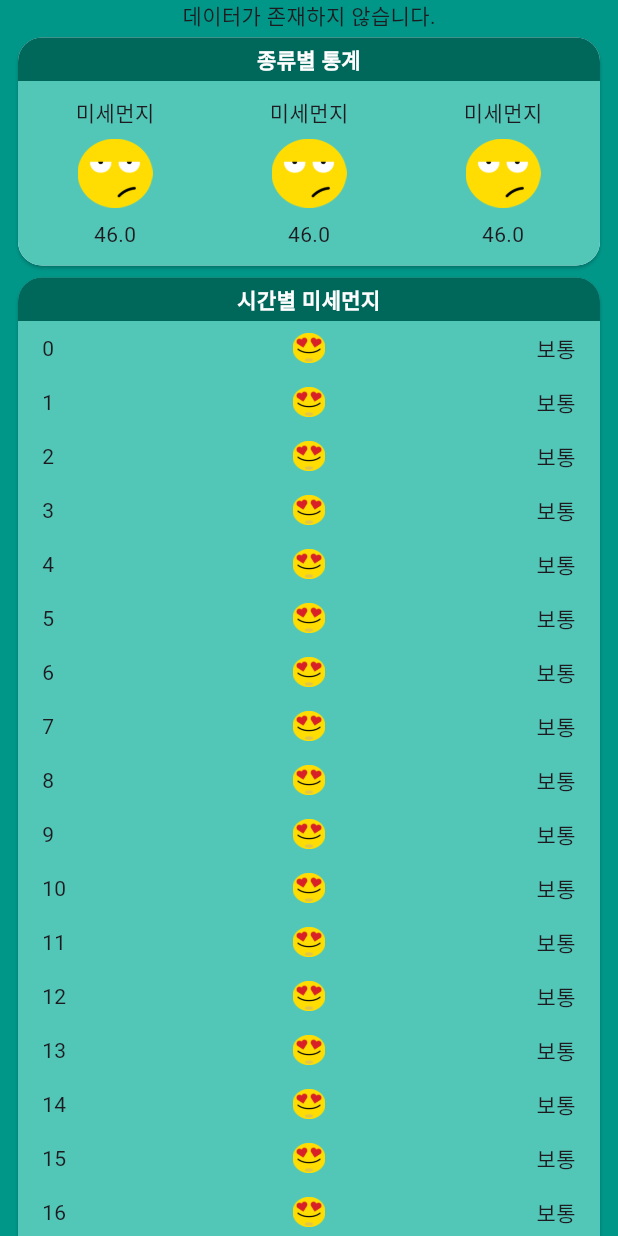
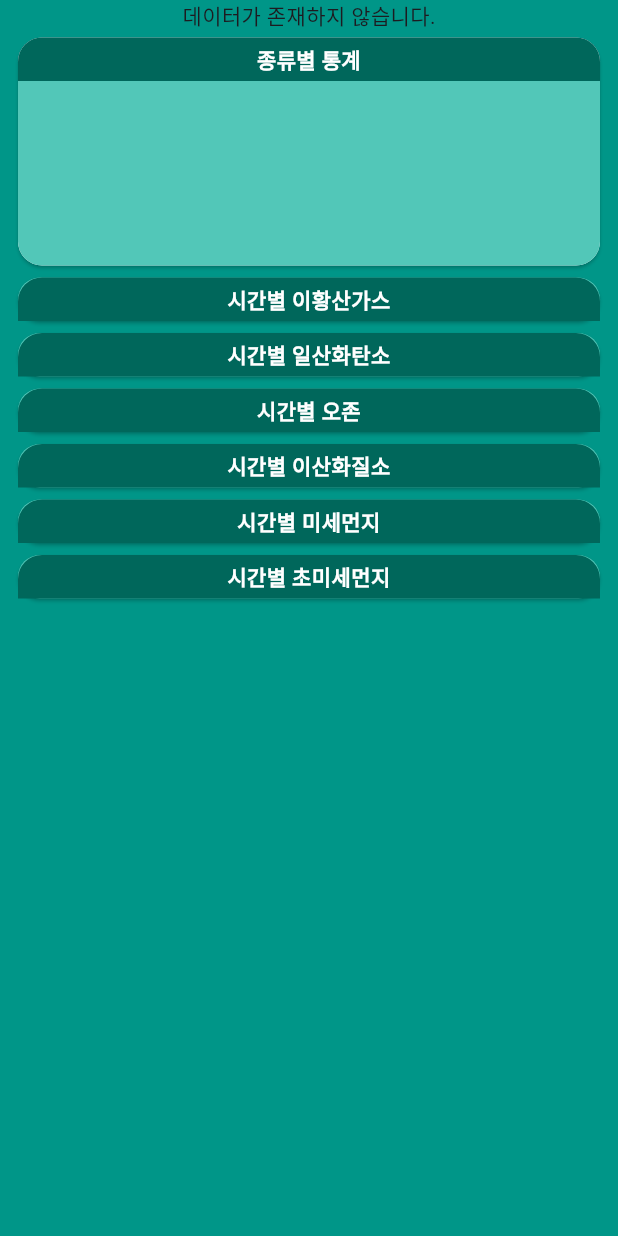
Before and after one commit to DUKE506/Flutter_Codefactory_Practice2, a Flutter app: the screen it shows after launch, on a phone screen of 412 x 824 dp. Run offline on Flutter 3.47's test engine with Material 3 defaults, Android fonts, the phone set to English and light mode, and no system bars; our stand-ins replace dio, get_it, isar; accounts and stored records are empty; generated files the repository leaves out were written again; network calls fail; Roboto replaces fonts that are missing (sunflower).

Commit message:
feat : 개발

```diff
--- a/flutter_codefactory_practice2/lib/components/category_stat.dart
+++ b/flutter_codefactory_practice2/lib/components/category_stat.dart
@@ -1,9 +1,13 @@
 import 'package:flutter/material.dart';
 import 'package:flutter_codefactory_practice2/const/colors.dart';
+import 'package:flutter_codefactory_practice2/models/stat_model.dart';
+import 'package:flutter_codefactory_practice2/utils/status_utils.dart';
+import 'package:get_it/get_it.dart';
+import 'package:isar/isar.dart';
 
 class CategoryStat extends StatelessWidget {
-  final List<int> numbers = List.generate(6, (idx) => idx);
-  CategoryStat({super.key});
+  final Region region;
+  CategoryStat({super.key, required this.region});
 
   @override
   Widget build(BuildContext context) {
@@ -67,40 +71,59 @@ class CategoryStat extends StatelessWidget {
           child: ListView(
             physics: const PageScrollPhysics(),
             scrollDirection: Axis.horizontal,
-            children: List.generate(
-                6,
-                (idx) => _typeStatistics(
-                      constraint,
-                      '미세먼지',
-                      'asset/img/bad.png',
-                      '46.0',
-                    )),
+            children: ItemCode.values
+                .map((e) => _typeStatistics(
+                    constraint, '미세먼지', 'asset/img/bad.png', '46.0', e))
+                .toList(),
           )),
     );
   }
 
   //종류별 통계 상세
-  Widget _typeStatistics(
-      BoxConstraints constraint, String type, String url, String value) {
+  Widget _typeStatistics(BoxConstraints constraint, String type, String url,
+      String value, ItemCode itemCode) {
+    return FutureBuilder(
+        future: GetIt.I<Isar>()
+            .statModels
+            .filter()
+            .regionEqualTo(region)
+            .itemCodeEqualTo(itemCode)
+            .sortByDateTimeDesc()
+            .findFirst(),
+        builder: (context, snapshot) {
+          if (snapshot.hasError) {
+            return Center(
+              child: Text(snapshot.error.toString()),
+            );
+          }
+          if (!snapshot.hasData) {
+            return Center();
+          }
+
+          final statModel = snapshot.data!;
+          final statusModel =
+              StatusUtils.getStatusModelFromStat(model: statModel);
+
           return SizedBox(
             width: constraint.maxWidth / 3,
             child: Column(
               mainAxisAlignment: MainAxisAlignment.center,
               children: [
-          Text(type),
+                Text(itemCode.krName),
                 const SizedBox(
                   height: 8.0,
                 ),
                 Image.asset(
-            url,
+                  statusModel.imgPath,
                   width: 50,
                 ),
                 const SizedBox(
                   height: 8.0,
                 ),
-          Text(value),
+                Text(statModel.stat.toString()),
               ],
             ),
           );
+        });
   }
 }
--- a/flutter_codefactory_practice2/lib/components/hourly_stat.dart
+++ b/flutter_codefactory_practice2/lib/components/hourly_stat.dart
@@ -1,11 +1,43 @@
 import 'package:flutter/material.dart';
 import 'package:flutter_codefactory_practice2/const/colors.dart';
+import 'package:flutter_codefactory_practice2/models/stat_model.dart';
+import 'package:flutter_codefactory_practice2/utils/status_utils.dart';
+import 'package:get_it/get_it.dart';
+import 'package:isar/isar.dart';
 
 class HourlyStat extends StatelessWidget {
-  const HourlyStat({super.key});
+  final Region region;
+  const HourlyStat({
+    super.key,
+    required this.region,
+  });
 
   @override
   Widget build(BuildContext context) {
+    return Column(
+      children: ItemCode.values
+          .map((itemCode) => FutureBuilder(
+              future: GetIt.I<Isar>()
+                  .statModels
+                  .filter()
+                  .regionEqualTo(region)
+                  .itemCodeEqualTo(itemCode)
+                  .sortByDateTimeDesc()
+                  .limit(24)
+                  .findAll(),
+              builder: (context, snapshot) {
+                if (!snapshot.hasData) {
+                  return CircularProgressIndicator();
+                }
+
+                if (snapshot.hasError) {
+                  return Center(
+                    child: Text(snapshot.error.toString()),
+                  );
+                }
+
+                final stats = snapshot.data!;
+
                 return SizedBox(
                   width: double.infinity,
                   child: Padding(
@@ -20,17 +52,22 @@ class HourlyStat extends StatelessWidget {
                       child: Column(
                         crossAxisAlignment: CrossAxisAlignment.stretch,
                         children: [
-              _header(),
-              _content(),
+                          _header(title: itemCode.krName),
+                          _content(statModel: stats),
                         ],
                       ),
                     ),
                   ),
                 );
+              }))
+          .toList(),
+    );
   }
 
   //헤더
-  Widget _header() {
+  Widget _header({
+    required String title,
+  }) {
     return Container(
       decoration: const BoxDecoration(
           color: darkColor,
@@ -38,10 +75,10 @@ class HourlyStat extends StatelessWidget {
             topLeft: Radius.circular(16.0),
             topRight: Radius.circular(16.0),
           )),
-      child: const Padding(
+      child: Padding(
         padding: const EdgeInsets.symmetric(vertical: 4.0),
         child: Text(
-          '시간별 미세먼지',
+          '시간별 ${title}',
           textAlign: TextAlign.center,
           style: TextStyle(color: Colors.white, fontWeight: FontWeight.w700),
         ),
@@ -50,16 +87,25 @@ class HourlyStat extends StatelessWidget {
   }
 
   // 내용
-  Widget _content() {
+  Widget _content({
+    required List<StatModel> statModel,
+  }) {
     return Column(
-      children: List.generate(
-        24,
-        (idx) => _timeLineItem(
-          idx.toString(),
-          'asset/img/best.png',
-          '보통',
-        ),
-      ),
+      children: statModel
+          .map((model) => _timeLineItem(
+                model.dateTime.hour.toString().padLeft(0, '2'),
+                StatusUtils.getStatusModelFromStat(model: model).imgPath,
+                StatusUtils.getStatusModelFromStat(model: model).label,
+              ))
+          .toList(),
+      // children: List.generate(
+      //   24,
+      //   (idx) => _timeLineItem(
+      //     idx.toString(),
+      //     'asset/img/best.png',
+      //     '보통',
+      //   ),
+      // ),
     );
   }
 
@@ -77,7 +123,7 @@ class HourlyStat extends StatelessWidget {
       child: Row(
         children: [
           Expanded(
-            child: Text(time),
+            child: Text('$time시'),
           ),
           Expanded(
             child: Image.asset(
--- a/flutter_codefactory_practice2/lib/components/main_stat.dart
+++ b/flutter_codefactory_practice2/lib/components/main_stat.dart
@@ -1,15 +1,24 @@
-import 'package:flutter/material.dart';
+import 'package:flutter/material.dart' hide DateUtils;
+import 'package:flutter_codefactory_practice2/const/status_level.dart';
 import 'package:flutter_codefactory_practice2/main.dart';
 import 'package:flutter_codefactory_practice2/models/stat_model.dart';
+import 'package:flutter_codefactory_practice2/utils/date_utils.dart';
+import 'package:flutter_codefactory_practice2/utils/status_utils.dart';
 import 'package:get_it/get_it.dart';
 import 'package:isar/isar.dart';
 
 class MainStat extends StatelessWidget {
+  final Region region;
+
   final ts = TextStyle(
     color: Colors.white,
     fontSize: 40.0,
   );
-  MainStat({super.key});
+
+  MainStat({
+    super.key,
+    required this.region,
+  });
 
   @override
   Widget build(BuildContext context) {
@@ -20,8 +29,9 @@ class MainStat extends StatelessWidget {
             future: GetIt.I<Isar>()
                 .statModels
                 .filter()
-                .regionEqualTo(Region.seoul)
+                .regionEqualTo(region)
                 .itemCodeEqualTo(ItemCode.PM10)
+                .sortByDateTimeDesc()
                 .findFirst(),
             builder: (context, snapshot) {
               if (!snapshot.hasData &&
@@ -30,30 +40,34 @@ class MainStat extends StatelessWidget {
                   child: CircularProgressIndicator(),
                 );
               }
+
               if (!snapshot.hasData) {
                 return const Center(
                   child: Text('데이터가 존재하지 않습니다.'),
                 );
               }
 
-              final statModel = snapshot.data;
+              final statModel = snapshot.data!;
+
+              final status =
+                  StatusUtils.getStatusModelFromStat(model: statModel);
 
               return Column(
                 children: [
-                  _location(statModel!.region.KrName),
-                  _date(''),
+                  _location(statModel.region.KrName),
+                  _date(DateUtils.DateTimeToString(date: statModel.dateTime)),
                   SizedBox(
                     height: 20.0,
                   ),
                   _image(
                     context,
-                    'asset/img/good.png',
+                    status.imgPath,
                   ),
                   SizedBox(
                     height: 20.0,
                   ),
-                  _status('보통'),
-                  _comment('나쁘지 않네요!'),
+                  _status(status.label),
+                  _comment(status.comment),
                 ],
               );
             }),
--- /dev/null
+++ b/flutter_codefactory_practice2/lib/const/status_level.dart
@@ -0,0 +1,133 @@
+import 'package:flutter/material.dart';
+import 'package:flutter_codefactory_practice2/models/status_model.dart';
+
+const statusLevels = [
+  StatusModel(
+    level: 0,
+    label: '최고',
+    primaryColor: Color(0xFF2196F3),
+    darkColor: Color(0xFF0069C0),
+    lightColor: Color(0xFF6EC6FF),
+    fontColor: Colors.black,
+    imgPath: 'asset/img/best.png',
+    comment: '우와! 100년에 한번 오는날!',
+    minPM10: 0,
+    minPM25: 0,
+    minO3: 0,
+    minNO2: 0,
+    minCO: 0,
+    minSO2: 0,
+  ),
+  StatusModel(
+    level: 1,
+    label: '좋음',
+    primaryColor: Color(0xFF03a9f4),
+    darkColor: Color(0xFF007ac1),
+    lightColor: Color(0xFF67daff),
+    fontColor: Colors.black,
+    imgPath: 'asset/img/good.png',
+    comment: '공기가 좋아요! 외부활동 해도 좋아요!',
+    minPM10: 16,
+    minPM25: 9,
+    minO3: 0.02,
+    minNO2: 0.02,
+    minCO: 1,
+    minSO2: 0.01,
+  ),
+  StatusModel(
+    level: 2,
+    label: '양호',
+    primaryColor: Color(0xFF00bcd4),
+    darkColor: Color(0xFF008ba3),
+    lightColor: Color(0xFF62efff),
+    fontColor: Colors.black,
+    imgPath: 'asset/img/ok.png',
+    comment: '공기가 좋은 날이예요!',
+    minPM10: 31,
+    minPM25: 16,
+    minO3: 0.03,
+    minNO2: 0.03,
+    minCO: 2,
+    minSO2: 0.02,
+  ),
+  StatusModel(
+    level: 3,
+    label: '보통',
+    primaryColor: Color(0xFF009688),
+    darkColor: Color(0xFF00675b),
+    lightColor: Color(0xFF52c7b8),
+    fontColor: Colors.black,
+    imgPath: 'asset/img/mediocre.png',
+    comment: '나쁘지 않네요!',
+    minPM10: 41,
+    minPM25: 21,
+    minO3: 0.06,
+    minNO2: 0.05,
+    minCO: 5.5,
+    minSO2: 0.04,
+  ),
+  StatusModel(
+    level: 4,
+    label: '나쁨',
+    primaryColor: Color(0xFFffc107),
+    darkColor: Color(0xFFc79100),
+    lightColor: Color(0xFFfff350),
+    fontColor: Colors.black,
+    imgPath: 'asset/img/bad.png',
+    comment: '공기가 안좋아요...',
+    minPM10: 51,
+    minPM25: 26,
+    minO3: 0.09,
+    minNO2: 0.06,
+    minCO: 9,
+    minSO2: 0.05,
+  ),
+  StatusModel(
+    level: 5,
+    label: '상당히 나쁨',
+    primaryColor: Color(0xFFff9800),
+    darkColor: Color(0xFFc66900),
+    lightColor: Color(0xFFffc947),
+    fontColor: Colors.black,
+    imgPath: 'asset/img/very_bad.png',
+    comment: '공기가 나빠요! 외부활동을 자제해주세요!',
+    minPM10: 76,
+    minPM25: 38,
+    minO3: 0.12,
+    minNO2: 0.13,
+    minCO: 12,
+    minSO2: 0.1,
+  ),
+  StatusModel(
+    level: 6,
+    label: '매우 나쁨',
+    primaryColor: Color(0xFFf44336),
+    darkColor: Color(0xFFba000d),
+    lightColor: Color(0xFFff7961),
+    fontColor: Colors.black,
+    imgPath: 'asset/img/worse.png',
+    comment: '매우 안좋아요! 나가지 마세요!',
+    minPM10: 101,
+    minPM25: 51,
+    minO3: 0.15,
+    minNO2: 0.2,
+    minCO: 15,
+    minSO2: 0.15,
+  ),
+  StatusModel(
+    level: 7,
+    label: '최악',
+    primaryColor: Color(0xFF212121),
+    darkColor: Color(0xFF000000),
+    lightColor: Color(0xFF484848),
+    fontColor: Colors.white,
+    imgPath: 'asset/img/worst.png',
+    comment: '역대급 최악의날! 집에만 계세요!',
+    minPM10: 151,
+    minPM25: 76,
+    minO3: 0.38,
+    minNO2: 1.1,
+    minCO: 32,
+    minSO2: 0.16,
+  ),
+];
--- /dev/null
+++ b/flutter_codefactory_practice2/lib/models/status_model.dart
@@ -0,0 +1,112 @@
+// /**
+//  * 1) 최고
+//  *
+//  * 초미세먼지 : 0-8
+//  * 이산화질소 : 0-0.02
+//  * 일산화탄소 : 0-0.02
+//  * 이황산가스 : 0-0.01
+//  *
+//  *
+//  * 2) 좋음
+//  *
+//  * 초미세먼지 : 9-15
+//  * 이산화질소 : 0.02-0.03
+//  * 일산화탄소 : 1-2
+//  * 이황산가스 : 0.01-0.02
+//  *
+//  *
+//  * 3) 양호호
+//  *
+//  * 초미세먼지 : 16-20
+//  * 이산화질소 : 0.03-0.05
+//  * 일산화탄소 : 2-5.5
+//  * 이황산가스 : 0.02-0.04
+//  *
+//  *
+//  * 4) 보통
+//  *
+//  * 초미세먼지 : 21-25
+//  * 이산화질소 : 0.05-0.06
+//  * 일산화탄소 : 5.5-9
+//  * 이황산가스 : 0.04-0.05
+//  *
+//  *
+//  * 5) 나쁨
+//  *
+//  * 초미세먼지 : 26-37
+//  * 이산화질소 : 0.06-0.13
+//  * 일산화탄소 : 9-12
+//  * 이황산가스 : 0.05-0.1
+//  *
+//  *
+//  *
+//  *  6) 상당히 나쁨
+//  *
+//  * 초미세먼지 : 38-50
+//  * 이산화질소 : 0.13-0.2
+//  * 일산화탄소 : 12-15
+//  * 이황산가스 : 0.1-0.15
+
+//  *  7) 매우우 나쁨
+//  *
+//  * 초미세먼지 : 51-75
+//  * 이산화질소 : 0.2-1.1
+//  * 일산화탄소 : 15-32
+//  * 이황산가스 : 0.15-0.16
+
+//  *  6) 상당히 나쁨
+//  *
+//  * 초미세먼지 : 76~
+//  * 이산화질소 : 1.1~
+//  * 일산화탄소 : 32~
+//  * 이황산가스 : 0.16~
+
+//  */
+
+import 'package:flutter/material.dart';
+
+class StatusModel {
+  //단계
+  final int level;
+  //단계 이름
+  final String label;
+  //주색상
+  final Color primaryColor;
+  //어두운 색상
+  final Color darkColor;
+  //밝은 색상
+  final Color lightColor;
+  //폰트색상
+  final Color fontColor;
+  //이모티콘이미지
+  final String imgPath;
+  //코멘트
+  final String comment;
+  //미세먼지 최소치
+  final double minPM10;
+  final double minPM25;
+  final double minO3;
+  //이산화질소 최소치
+  final double minNO2;
+  //일산화탄소 최소치
+  final double minCO;
+  //이황산가스 최소치
+  final double minSO2;
+
+  const StatusModel({
+    required this.level,
+    required this.label,
+    required this.primaryColor,
+    required this.darkColor,
+    required this.lightColor,
+    required this.fontColor,
+    required this.imgPath,
+    required this.comment,
+    required this.minPM10,
+    required this.minPM25,
+    required this.minO3,
+    required this.minNO2,
+    required this.minCO,
+    required this.minSO2,
+  });
+}
--- a/flutter_codefactory_practice2/lib/screen/home_screen.dart
+++ b/flutter_codefactory_practice2/lib/screen/home_screen.dart
@@ -16,6 +16,7 @@ class HomeScreen extends StatefulWidget {
 }
 
 class _HomeScreenState extends State<HomeScreen> {
+  Region region = Region.seoul;
   @override
   void initState() {
     super.initState();
@@ -39,9 +40,15 @@ class _HomeScreenState extends State<HomeScreen> {
             builder: (context, snapshot) {
               return Column(
                 children: [
-                  MainStat(),
-                  CategoryStat(),
-                  const HourlyStat(),
+                  MainStat(
+                    region: region,
+                  ),
+                  CategoryStat(
+                    region: region,
+                  ),
+                  HourlyStat(
+                    region: region,
+                  ),
                 ],
               );
             }),
--- a/flutter_codefactory_practice2/lib/utills/date_utills.dart
+++ /dev/null
@@ -1,5 +0,0 @@
-class DateUtills {
-  static DateTimeToString({required DateTime date}) {
-    return '${date.year}-${date.month}-${date.day} ${date.hour}:00';
-  }
-}
--- /dev/null
+++ b/flutter_codefactory_practice2/lib/utils/date_utils.dart
@@ -0,0 +1,11 @@
+class DateUtils {
+  static DateTimeToString({required DateTime date}) {
+    return '${date.year}-${padInteger(number: date.month)}-${padInteger(number: date.day)} ${padInteger(number: date.hour)}:00';
+  }
+
+  static String padInteger({
+    required int number,
+  }) {
+    return number.toString().padLeft(2, '0');
+  }
+}
--- /dev/null
+++ b/flutter_codefactory_practice2/lib/utils/status_utils.dart
@@ -0,0 +1,35 @@
+import 'package:flutter_codefactory_practice2/const/status_level.dart';
+import 'package:flutter_codefactory_practice2/models/stat_model.dart';
+import 'package:flutter_codefactory_practice2/models/status_model.dart';
+
+class StatusUtils {
+  static StatusModel getStatusModelFromStat({
+    required StatModel model,
+  }) {
+    final itemCode = model.itemCode;
+
+    final index = statusLevels.indexWhere((e) {
+      switch (itemCode) {
+        case ItemCode.PM10:
+          return model.stat < e.minPM10;
+        case ItemCode.PM25:
+          return model.stat < e.minPM25;
+        case ItemCode.CO:
+          return model.stat < e.minCO;
+        case ItemCode.NO2:
+          return model.stat < e.minNO2;
+        case ItemCode.O3:
+          return model.stat < e.minO3;
+        case ItemCode.SO2:
+          return model.stat < e.minSO2;
+        default:
+          throw Exception('존재하지 않는 ItemCode입니다.');
+      }
+    });
+
+    if (index < 0) {
+      throw Exception('Index를 찾지 못했습니다.');
+    }
+    return statusLevels[index - 1];
+  }
+}
```
Also changed, not shown: flutter_codefactory_practice2/pubspec.lock. Lines whose indentation alone changed are shown as unchanged.
